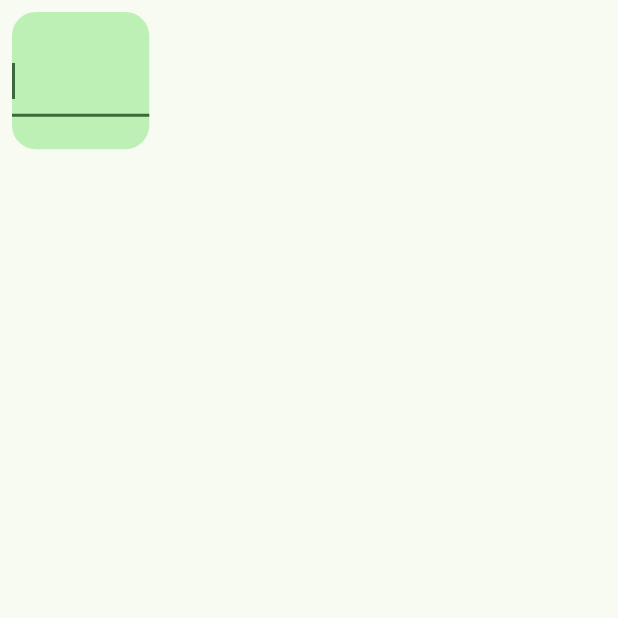
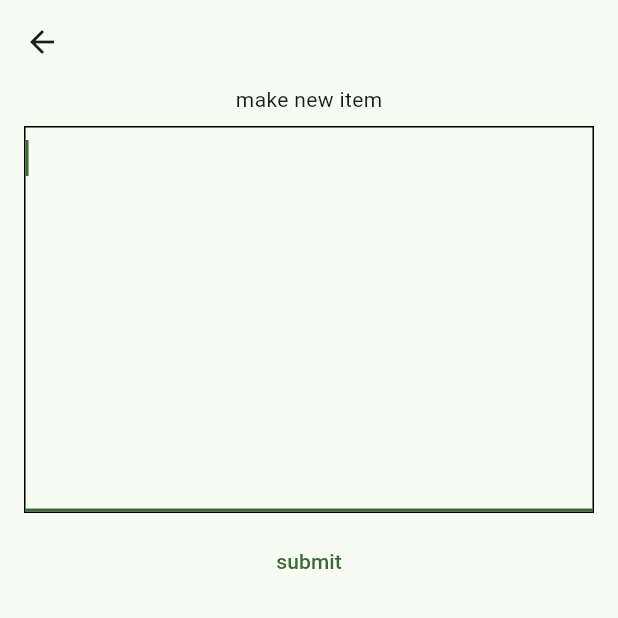
Before and after one commit to opheliagame/flutter-komorebi, a Flutter app: the screen it shows after launch, after a tap on the "add" icon, on a phone screen of 412 x 824 dp, the top half of it. Run offline on Flutter 3.47's test engine with Material 3 defaults, Android fonts, the phone set to English and light mode, and no system bars; our stand-ins replace drift, drift_flutter, flutter_hooks, flutter_riverpod, hooks_riverpod; accounts and stored records are empty; generated files the repository leaves out were written again.

Commit message:
adding to sub collections and moving between collections <3

```diff
--- a/lib/src/features/collections/data/collections_repository.dart
+++ b/lib/src/features/collections/data/collections_repository.dart
@@ -1,14 +1,15 @@
 import 'package:flutter_komorebi/src/drift/database.dart';
 import 'package:flutter_komorebi/src/features/collections/data/drift_collections_repository.dart';
-import 'package:flutter_komorebi/src/features/collections/presentation/current_collection_state.dart';
 import 'package:flutter_riverpod/flutter_riverpod.dart';
 
 abstract class CollectionsRepository {
   Future<List<Collection>> getRootCollections();
   Stream<List<Collection>> watchRootCollections();
   Future<List<Collection>> getSubCollections(int collectionId);
-  Future<bool> createCollection(String collectionName);
+  Stream<List<Collection>> watchSubCollections(int collectionId);
+  Future<bool> createCollection(String collectionName, int? collectionId);
   Future<bool> deleteCollection(int collectionId);
+  Future<bool> deleteAllCollections();
 }
 
 // TODO switch this based on env variable
@@ -16,8 +17,8 @@ final collectionsRepositoryProvider = Provider<CollectionsRepository>((ref) {
   return DriftCollectionsRepository();
 });
 
-final collectionsListFutureProvider = FutureProvider.autoDispose<List<Collection>>((ref) async {
-  final currentCollectionId = ref.watch(currentCollectionIdProvider);
+final collectionsListFutureProvider =
+    FutureProvider.family.autoDispose<List<Collection>, int?>((ref, currentCollectionId) async {
   final repository = ref.watch(collectionsRepositoryProvider);
 
   return currentCollectionId == null
@@ -25,7 +26,10 @@ final collectionsListFutureProvider = FutureProvider.autoDispose<List<Collection
       : repository.getSubCollections(currentCollectionId);
 });
 
-final collectionsListStreamProvider = StreamProvider<List<Collection>>((ref) {
+final collectionsListStreamProvider = StreamProvider.family<List<Collection>, int?>((ref, currentCollectionId) {
   final repository = ref.watch(collectionsRepositoryProvider);
-  return repository.watchRootCollections();
+
+  return currentCollectionId == null
+      ? repository.watchRootCollections()
+      : repository.watchSubCollections(currentCollectionId);
 });
--- a/lib/src/features/collections/presentation/collections_grid.dart
+++ b/lib/src/features/collections/presentation/collections_grid.dart
@@ -1,17 +1,22 @@
+import 'package:flutter/foundation.dart';
 import 'package:flutter/material.dart';
 import 'package:flutter_hooks/flutter_hooks.dart';
 import 'package:flutter_komorebi/src/common_widgets/async_value_widget.dart';
 import 'package:flutter_komorebi/src/drift/database.dart';
 import 'package:flutter_komorebi/src/features/collections/data/collections_repository.dart';
+import 'package:flutter_komorebi/src/features/collections/presentation/collections_list_page.dart';
 import 'package:flutter_komorebi/src/features/collections/presentation/collections_notifier.dart';
+import 'package:flutter_komorebi/src/features/collections/presentation/create_page.dart';
 import 'package:hooks_riverpod/hooks_riverpod.dart';
 
 class CollectionsGrid extends ConsumerWidget {
-  const CollectionsGrid({super.key});
+  const CollectionsGrid({super.key, required this.collectionId});
+
+  final int? collectionId;
 
   @override
   Widget build(BuildContext context, WidgetRef ref) {
-    final collectionsListValue = ref.watch(collectionsListStreamProvider);
+    final collectionsListValue = ref.watch(collectionsListStreamProvider(collectionId));
 
     return Padding(
       padding: const EdgeInsets.all(8.0),
@@ -19,14 +24,37 @@ class CollectionsGrid extends ConsumerWidget {
         value: collectionsListValue,
         data: (collections) {
           return GridView.count(
-            crossAxisCount: 4,
+            crossAxisCount: 2,
             crossAxisSpacing: 10,
             mainAxisSpacing: 10,
             children: [
               ...collections.map(
                 (collection) => CollectionTile(collection: collection),
               ),
-              NewCollectionTile(),
+              MouseRegion(
+                cursor: SystemMouseCursors.click,
+                child: GestureDetector(
+                  onTap: () {
+                    Navigator.of(context).push(MaterialPageRoute(builder: (context) {
+                      return CreatePage(collectionId: collectionId);
+                    }));
+                  },
+                  child: AspectRatio(
+                    aspectRatio: 1,
+                    child: Container(
+                      decoration: ShapeDecoration(
+                        color: Theme.of(context).colorScheme.primaryContainer,
+                        shape: RoundedRectangleBorder(
+                          borderRadius: BorderRadius.circular(16),
+                        ),
+                      ),
+                      child: Center(
+                        child: Icon(Icons.add),
+                      ),
+                    ),
+                  ),
+                ),
+              ),
             ],
           );
         },
@@ -51,8 +79,13 @@ class CollectionTile extends HookConsumerWidget {
       cursor: SystemMouseCursors.click,
       child: GestureDetector(
         onTap: () {
-          // TODO move to sub collections on click
-          // ref.read(currentCollectionIdProvider.notifier).state = collection.id;
+          Navigator.of(context).push(
+            MaterialPageRoute(
+              builder: (context) => CollectionsListPage(
+                collection: collection,
+              ),
+            ),
+          );
         },
         onLongPress: () {
           isEdit.value = true;
@@ -60,6 +93,7 @@ class CollectionTile extends HookConsumerWidget {
         child: AspectRatio(
           aspectRatio: 1,
           child: Container(
+            padding: const EdgeInsets.all(8),
             decoration: ShapeDecoration(
               color: Theme.of(context).colorScheme.primaryContainer,
               shape: RoundedRectangleBorder(
@@ -67,12 +101,22 @@ class CollectionTile extends HookConsumerWidget {
               ),
             ),
             child: !isEdit.value
-                ? Center(
-                    child: Text(
-                      collection.name,
-                      softWrap: true,
-                      style: Theme.of(context).textTheme.titleMedium,
-                    ),
+                ? Stack(
+                    children: [
+                      Center(
+                        child: Text(
+                          collection.name,
+                          softWrap: true,
+                          style: Theme.of(context).textTheme.titleMedium,
+                        ),
+                      ),
+                      if (kDebugMode)
+                        Positioned(
+                          bottom: 0,
+                          left: 0,
+                          child: Text(collection.id.toString()),
+                        ),
+                    ],
                   )
                 : Stack(
                     children: [
@@ -111,58 +155,3 @@ class CollectionTile extends HookConsumerWidget {
     );
   }
 }
-
-class NewCollectionTile extends HookConsumerWidget {
-  const NewCollectionTile({super.key, this.edit = false});
-
-  final bool edit;
-
-  @override
-  Widget build(BuildContext context, WidgetRef ref) {
-    final isEdit = useState<bool>(false);
-
-    return MouseRegion(
-      cursor: SystemMouseCursors.click,
-      child: GestureDetector(
-        onTap: () {
-          isEdit.value = true;
-        },
-        child: AspectRatio(
-          aspectRatio: 1,
-          child: Container(
-            decoration: ShapeDecoration(
-              color: Theme.of(context).colorScheme.primaryContainer,
-              shape: RoundedRectangleBorder(
-                borderRadius: BorderRadius.circular(16),
-              ),
-            ),
-            child: Center(
-              child: isEdit.value
-                  ? Form(
-                      child: TextFormField(
-                        autofocus: true,
-                        onFieldSubmitted: (value) {
-                          if (value.isEmpty) return;
-                          ref.read(collectionsNotifierProvider.notifier).createCollection(value);
-                        },
-                        validator: (value) {
-                          if (value == null || value.isEmpty) {
-                            return "";
-                          }
-                          return null;
-                        },
-                      ),
-                    )
-                  : IconButton(
-                      icon: Icon(Icons.add),
-                      onPressed: () {
-                        isEdit.value = true;
-                      },
-                    ),
-            ),
-          ),
-        ),
-      ),
-    );
-  }
-}
--- a/lib/src/features/collections/presentation/collections_list_page.dart
+++ b/lib/src/features/collections/presentation/collections_list_page.dart
@@ -1,15 +1,44 @@
 import 'package:flutter/material.dart';
+import 'package:flutter_komorebi/src/drift/database.dart';
+import 'package:flutter_komorebi/src/features/collections/data/collections_repository.dart';
 import 'package:flutter_komorebi/src/features/collections/presentation/collections_grid.dart';
 import 'package:flutter_riverpod/flutter_riverpod.dart';
 
 class CollectionsListPage extends ConsumerWidget {
-  const CollectionsListPage({super.key});
+  const CollectionsListPage({super.key, this.collection});
+
+  // TODO(urgent): change type of collection id
+  final Collection? collection;
 
   @override
   Widget build(BuildContext context, WidgetRef ref) {
     return Scaffold(
+      appBar: AppBar(
+        title: Text(collection?.name ?? "komorebi"),
+        actions: [
+          IconButton(
+            icon: Icon(
+              Icons.delete,
+              color: Colors.red,
+            ),
+            onPressed: () {
+              ref.read(collectionsRepositoryProvider).deleteAllCollections().then((result) {
+                // TODO(urgent): add routing package, pop to home page
+              });
+            },
+          ),
+        ],
+      ),
       body: SafeArea(
-        child: CollectionsGrid(),
+        child: Column(
+          children: [
+            Expanded(
+              child: CollectionsGrid(
+                collectionId: collection?.id,
+              ),
+            ),
+          ],
+        ),
       ),
     );
   }
--- a/lib/src/features/collections/presentation/collections_notifier.dart
+++ b/lib/src/features/collections/presentation/collections_notifier.dart
@@ -5,8 +5,8 @@ class CollectionsNotifier extends StateNotifier<void> {
   CollectionsNotifier({required this.ref}) : super(null);
   final Ref ref;
 
-  Future<bool> createCollection(String collectionName) async {
-    return ref.watch(collectionsRepositoryProvider).createCollection(collectionName);
+  Future<bool> createCollection(String collectionName, int? collectionId) async {
+    return ref.watch(collectionsRepositoryProvider).createCollection(collectionName, collectionId);
   }
 
   Future<bool> deleteCollection(int collectionId) async {
--- /dev/null
+++ b/lib/src/features/collections/presentation/create_page.dart
@@ -0,0 +1,76 @@
+import 'package:flutter/material.dart';
+import 'package:flutter_hooks/flutter_hooks.dart';
+import 'package:flutter_komorebi/src/features/collections/presentation/collections_notifier.dart';
+import 'package:hooks_riverpod/hooks_riverpod.dart';
+
+class CreatePage extends HookConsumerWidget {
+  const CreatePage({super.key, required this.collectionId});
+
+  final int? collectionId;
+
+  @override
+  Widget build(BuildContext context, WidgetRef ref) {
+    final inputTextEditingController = useTextEditingController();
+
+    return Scaffold(
+      appBar: AppBar(),
+      body: Column(
+        children: [
+          Text('make new item'),
+
+          // input area
+          _InputWidget(
+            inputTextEditingController: inputTextEditingController,
+          ),
+
+          TextButton(
+            onPressed: () {
+              final value = inputTextEditingController.value.text;
+              if (value.isEmpty) return;
+              ref.read(collectionsNotifierProvider.notifier).createCollection(value, collectionId).then((result) {
+                if (result) {
+                  inputTextEditingController.clear();
+
+                  Navigator.of(context).pop();
+                }
+              });
+            },
+            child: Text('submit'),
+          ),
+        ],
+      ),
+    );
+  }
+}
+
+class _InputWidget extends HookConsumerWidget {
+  const _InputWidget({required this.inputTextEditingController});
+
+  final TextEditingController inputTextEditingController;
+
+  @override
+  Widget build(BuildContext context, WidgetRef ref) {
+    return MouseRegion(
+      cursor: SystemMouseCursors.click,
+      child: Padding(
+        padding: const EdgeInsets.symmetric(horizontal: 16, vertical: 8),
+        child: Container(
+          decoration: BoxDecoration(border: Border.all()),
+          child: Form(
+            child: TextFormField(
+              controller: inputTextEditingController,
+              autofocus: true,
+              maxLines: 10,
+              validator: (value) {
+                if (value == null || value.isEmpty) {
+                  return "";
+                }
+                return null;
+              },
+            ),
+          ),
+        ),
+      ),
+    );
+  }
+}
--- a/pubspec.yaml
+++ b/pubspec.yaml
@@ -42,6 +42,7 @@ dependencies:
   drift_flutter: ^0.2.4
   path_provider: ^2.1.5
   flutter_hooks: ^0.21.2
+  image_picker: ^1.2.0
 
 
 dev_dependencies:
```
Also changed, not shown: lib/src/features/collections/data/drift_collections_repository.dart (+23 -1 lines), lib/src/features/collections/data/fake_collections_repository.dart (+13 -1 lines), lib/src/features/collections/presentation/current_collection_state.dart (+3 -5 lines), pubspec.lock, 11 other files.
